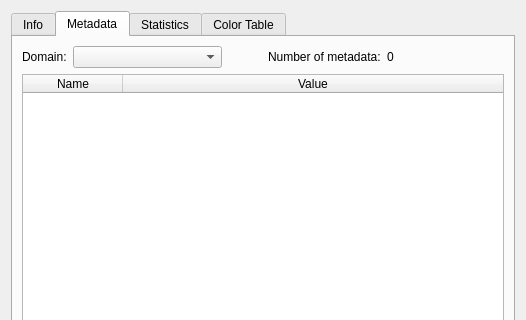
First picture: the form in gsdview/gdalbackend/ui/banddialog.ui, repository avalentino/gsdview, before the edit; both pictures show x 0 to 526 and y 0 to 320 of the 526 by 538 pixel window.
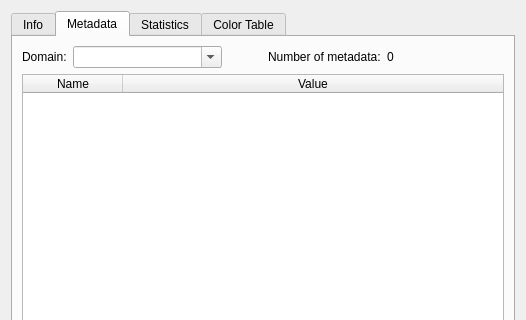
Second picture: the form after the edit. The open tabs and pages were chosen to show the change.

Commit message: Make metadata domain combo box editable (close #32). Set tables "stretch last section" property via ui files.

```diff
--- a/gsdview/gdalbackend/ui/banddialog.ui
+++ b/gsdview/gdalbackend/ui/banddialog.ui
@@ -715,6 +715,9 @@
            <property name="toolTip">
             <string>GDAL Metadata domain</string>
            </property>
+           <property name="editable">
+            <bool>true</bool>
+           </property>
            <item>
             <property name="text">
              <string/>
```
Left out of the diff: 3 changed lines with no effect on the pictures. The commit also changes 4 other files.
